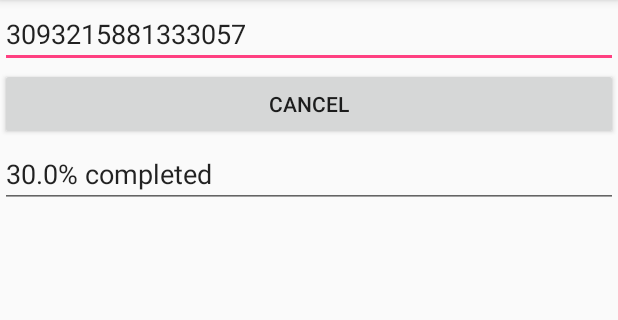
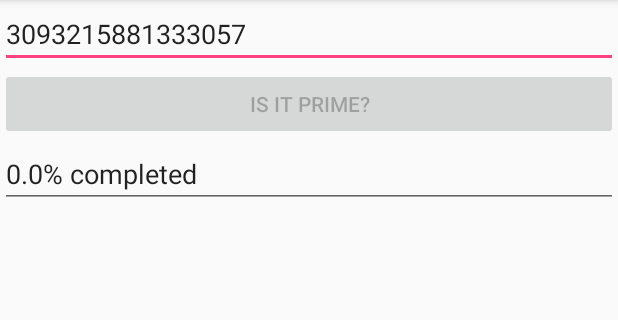
Before and after one commit to gonpuga/PrimeNumberChecker, an Android app: the screen it shows after launch (MainActivity), after a tap on "IS IT PRIME?", on a phone screen of 412 x 824 dp, the part 84-404 px from its top. Run offline under Robolectric (Android 15) with nearby library versions, the phone set to English and light mode, and no system bars.

Commit message:
Using Headless Fragment

```diff
--- /dev/null
+++ b/app/src/main/java/com/example/primenumberchecker/HeadlessFragment.java
@@ -0,0 +1,122 @@
+package com.example.primenumberchecker;
+
+import android.app.Activity;
+import android.app.Fragment;
+import android.os.AsyncTask;
+import android.os.Bundle;
+import android.util.Log;
+
+/**
+ * Created by gonpuga on 28/11/2017.
+ */
+
+public class HeadlessFragment extends Fragment {
+
+    static interface TaskListener {
+        void onPreExecute();
+        void onProgressUpdate(double progress);
+        void onPostExecute(boolean result);
+        void onCancelled();
+    }
+
+    public static final String TAG = HeadlessFragment.class.getName();
+    private TaskListener taskListener;
+    private static MyAsyncTask myAsyncTask;
+    private long numComprobar;
+
+    public HeadlessFragment() {
+        // Required empty public constructor
+    }
+
+    public static HeadlessFragment newInstance(Bundle arguments){
+        HeadlessFragment f = new HeadlessFragment();
+        if(arguments != null){
+            f.setArguments(arguments);
+        }
+        return f;
+    }
+
+    @Override
+    public void onAttach(Activity activity){
+        super.onAttach(activity);
+        try{
+            this.taskListener= (TaskListener) activity;
+        }catch(ClassCastException ex){
+            Log.e(TAG, "Activity must implement TaskListener interface");
+        }
+    }
+
+    @Override
+    public void onCreate(Bundle savedInstanceState) {
+        super.onCreate(savedInstanceState);
+        setRetainInstance(true);
+        Bundle parameters=this.getArguments();
+        if(parameters!=null)
+            this.numComprobar=parameters.getLong("numComprobar", 0);
+        myAsyncTask=new MyAsyncTask();
+        myAsyncTask.execute(this.numComprobar);
+    }
+
+    @Override
+    public void onDetach() {
+        this.taskListener = null;
+        super.onDetach();
+    }
+
+
+    private class MyAsyncTask extends AsyncTask<Long, Double, Boolean> {
+        @Override
+        protected Boolean doInBackground(Long... n) {
+            Log.v(TAG, "Thread " + Thread.currentThread().getId() +
+                    ": doInBackground() starts");
+            long numComprobar = n[0];
+            if (numComprobar < 2 || numComprobar % 2 == 0)
+                return false;
+            double limit = Math.sqrt(numComprobar) + 0.0001;
+            double progress = 0;
+            for (long factor = 3; factor < limit && !isCancelled(); factor += 2) {
+                if (numComprobar % factor == 0)
+                    return false;
+
+                if (factor > limit * progress / 100) {
+                    publishProgress(progress / 100);
+                    progress += 5;
+                }
+            }
+            Log.v(TAG, "Thread " + Thread.currentThread().getId() +
+                    ": doInBackground() ends");
+            return true;
+        }
+
+        @Override
+        protected void onPreExecute() {
+            Log.v(TAG, "Thread " + Thread.currentThread().getId() +
+                    ": onPreExecute()");
+            taskListener.onPreExecute();
+        }
+        @Override
+        protected void onProgressUpdate(Double... progress) {
+            Log.v(TAG, "Thread " + Thread.currentThread().getId() +
+                    ": onProgressUpdate()");
+            taskListener.onProgressUpdate(progress[0]);
+        }
+
+        @Override
+        protected void onPostExecute(Boolean isPrime) {
+            Log.v(TAG, "Thread " + Thread.currentThread().getId() +
+                    ": onPostExecute()");
+            taskListener.onPostExecute(isPrime);
+        }
+
+        @Override
+        protected void onCancelled()
+        {
+            Log.v(TAG, "Thread " + Thread.currentThread().getId() +
+                    ": onCancelled");
+            taskListener.onCancelled();
+            super.onCancelled();
+        }
+    }
+
+
+}
--- a/app/src/main/java/com/example/primenumberchecker/MainActivity.java
+++ b/app/src/main/java/com/example/primenumberchecker/MainActivity.java
@@ -1,18 +1,17 @@
 package com.example.primenumberchecker;
 
-import android.os.AsyncTask;
+import android.app.FragmentTransaction;
 import android.os.Bundle;
 import android.support.v7.app.AppCompatActivity;
-import android.util.Log;
 import android.view.View;
 import android.widget.Button;
 import android.widget.EditText;
 
-public class MainActivity extends AppCompatActivity {
+public class MainActivity extends AppCompatActivity implements HeadlessFragment.TaskListener {
     private static final String TAG = MainActivity.class.getName();
     private EditText inputField, resultField;
     private Button primecheckbutton;
-    private MyAsyncTask mAsyncTask;
+
 
     @Override
     protected void onCreate(Bundle savedInstanceState) {
@@ -24,90 +23,38 @@ public class MainActivity extends AppCompatActivity {
     }
 
     public void triggerPrimecheck(View v) {
-        if(mAsyncTask==null || mAsyncTask.getStatus()== AsyncTask.Status.FINISHED){
-            Log.v(TAG, "Thread " + Thread.currentThread().getId() +
-                    ": triggerPrimecheck() starts");
         long parameter = Long.parseLong(inputField.getText().toString());
-            mAsyncTask = new MyAsyncTask();
-            mAsyncTask.execute(parameter);
-            Log.v(TAG, "Thread " + Thread.currentThread().getId() +
-                    ": triggerPrimecheck() ends");
-            Log.d(TAG, "Status: " + mAsyncTask.getStatus());
+        Bundle parameters = new Bundle();
+        parameters.putLong("numComprobar", parameter);
+        HeadlessFragment fragment = HeadlessFragment.newInstance(parameters);
+        FragmentTransaction ft = getFragmentManager().beginTransaction();
+        ft.replace(android.R.id.content, fragment, HeadlessFragment.TAG);
+        ft.commit();
     }
-        else if(mAsyncTask.getStatus()== AsyncTask.Status.RUNNING){
-            Log.v(TAG, "Cancelling primality test" +
-                    Thread.currentThread().getId());
-            mAsyncTask.cancel(true);
-        }
+
+
+    @Override
+    public void onPreExecute() {
+        resultField.setText("");
+        primecheckbutton.setEnabled(false);
     }
 
     @Override
-    protected void onPause() {
-        super.onPause();
-        //cancel asyntask
-        if(mAsyncTask!=null && mAsyncTask.getStatus() == AsyncTask.Status.RUNNING)
-            mAsyncTask.cancel(true);
-    }
-
-    private class MyAsyncTask extends AsyncTask<Long, Double, Boolean> {
-        @Override
-        protected Boolean doInBackground(Long... n) {
-            Log.v(TAG, "Thread " + Thread.currentThread().getId() +
-                    ": doInBackground() starts");
-            long numComprobar = n[0];
-            if (numComprobar<2 || numComprobar % 2 == 0)
-                return false;
-            double limit = Math.sqrt(numComprobar) + 0.0001;
-            double progress = 0;
-            for (long factor = 3; factor < limit && !isCancelled(); factor += 2) {
-                if (numComprobar % factor == 0)
-                    return false;
-
-                if (factor > limit * progress / 100) {
-                    publishProgress(progress / 100);
-                    progress += 5;
-                }
-            }
-            Log.v(TAG, "Thread " + Thread.currentThread().getId() +
-                    ": doInBackground() ends");
-            return true;
+    public void onProgressUpdate(double progress) {
+        resultField.setText(String.format("%.1f%% completed", progress * 100));
     }
 
     @Override
-        protected void onPreExecute() {
-            Log.v(TAG, "Thread " + Thread.currentThread().getId() +
-                    ": onPreExecute()");
-            resultField.setText("");
-            primecheckbutton.setText("cancel");
-            Log.d(TAG, "Status: " + mAsyncTask.getStatus());
+    public void onPostExecute(boolean result) {
+        resultField.setText(result + "");
+        primecheckbutton.setEnabled(true);
     }
 
     @Override
-        protected void onProgressUpdate(Double... progress) {
-            Log.v(TAG, "Thread " + Thread.currentThread().getId() +
-                    ": onProgressUpdate()");
-            resultField.setText(String.format("%.1f%% completed", progress[0] * 100));
+    public void onCancelled() {
+        resultField.setText("Primality test cancelled");
+        primecheckbutton.setText("Is it prime?");
     }
 
-        @Override
-        protected void onPostExecute(Boolean isPrime) {
-            Log.v(TAG, "Thread " + Thread.currentThread().getId() +
-                    ": onPostExecute()");
-            resultField.setText(isPrime + "");
-            primecheckbutton.setText("Is it prime?");
-            Log.d(TAG, "Status: " + mAsyncTask.getStatus());
-        }
-
-        @Override
-        protected void onCancelled()
-        {
-            Log.v(TAG, "Thread " + Thread.currentThread().getId() +
-                    ": onCancelled");
-            super.onCancelled();
-            resultField.setText("Primality test cancelled");
-            primecheckbutton.setText("Is it prime?");
-            Log.d(TAG, "Status: " + mAsyncTask.getStatus());
-        }
 
 }
-}
```
Lines whose indentation alone changed are shown as unchanged.
